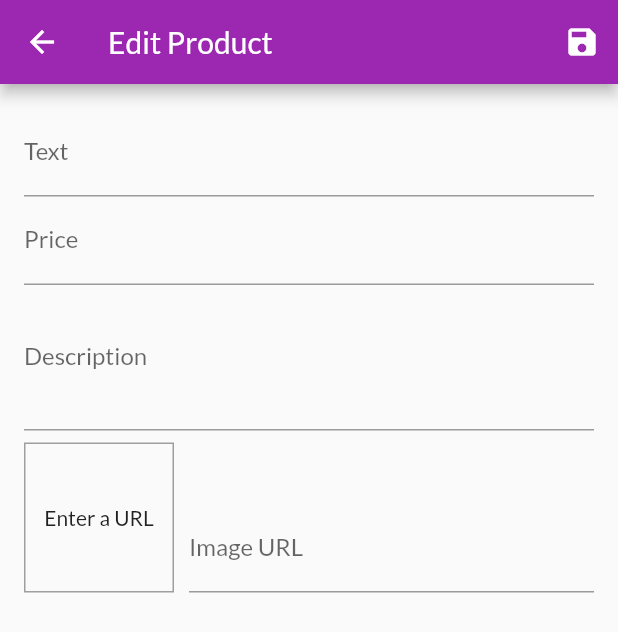
After one commit to wahyutaqdirulaziz/dart-shop, a Flutter app: the EditProductScreen screen opened by its route, on a phone screen of 412 x 824 dp. The commit adds this screen. Shown: the top 632 px of the screen. Run offline on Flutter 3.47's test engine with Material 2 defaults, Android fonts, the phone set to English and light mode, and no system bars; network calls fail.

Commit message:
Form & TextFormField widgets, FocusNode & GlobalKey classes

```diff
--- a/lib/main.dart
+++ b/lib/main.dart
@@ -5,9 +5,11 @@ import 'providers/cart.dart';
 import 'providers/orders.dart';
 import 'providers/products.dart';
 import 'screens/cart_screen.dart';
+import 'screens/edit_product_screen.dart';
 import 'screens/orders_screen.dart';
 import 'screens/product_detail_screen.dart';
 import 'screens/products_overview_screen.dart';
+import 'screens/user_products_screen.dart';
 
 void main() => runApp(MyApp());
 
@@ -32,6 +34,8 @@ class MyApp extends StatelessWidget {
           ProductDetailScreen.routeName: (_) => ProductDetailScreen(),
           CartScreen.routeName: (_) => CartScreen(),
           OrdersScreen.routeName: (_) => OrdersScreen(),
+          UserProductsScreen.routeName: (_) => UserProductsScreen(),
+          EditProductScreen.routeName: (_) => EditProductScreen(),
         },
       ),
     );
--- a/lib/providers/products.dart
+++ b/lib/providers/products.dart
@@ -35,6 +35,8 @@ class Products with ChangeNotifier {
 
   List<Product> get products => [..._products];
 
+  int get productsCount => _products.length;
+
   List<Product> get favoriteProducts {
     return _products.where((product) => product.isFavorite).toList();
   }
--- /dev/null
+++ b/lib/screens/edit_product_screen.dart
@@ -0,0 +1,140 @@
+import 'package:flutter/material.dart';
+
+import '../providers/product.dart';
+
+class EditProductScreen extends StatefulWidget {
+  static const routeName = '/edit-product';
+
+  @override
+  _EditProductScreenState createState() => _EditProductScreenState();
+}
+
+class _EditProductScreenState extends State<EditProductScreen> {
+  final _priceFocusNode = FocusNode();
+  final _descriptionFocusNode = FocusNode();
+  final _imageUrlFocusNode = FocusNode();
+  final _imageUrlController = TextEditingController();
+  final _form = GlobalKey<FormState>();
+  final _inputs = {'title': '', 'description': '', 'price': '', 'imageUrl': ''};
+  Product _editedProduct;
+
+  @override
+  void initState() {
+    super.initState();
+    _imageUrlFocusNode.addListener(_updateImageUrl);
+  }
+
+  @override
+  void dispose() {
+    super.dispose();
+    _priceFocusNode.dispose();
+    _descriptionFocusNode.dispose();
+    _imageUrlFocusNode.removeListener(_updateImageUrl);
+    _imageUrlFocusNode.dispose();
+    _imageUrlController.dispose();
+  }
+
+  void _updateImageUrl() {
+    if (!_imageUrlFocusNode.hasFocus) {
+      setState(() {});
+    }
+  }
+
+  void _saveForm() {
+    _form.currentState.save();
+    _editedProduct = Product(
+      title: _inputs['title'],
+      description: _inputs['description'],
+      price: double.parse(_inputs['price']),
+      imageUrl: _inputs['imageUrl'],
+    );
+
+    print(_editedProduct.title);
+    print(_editedProduct.description);
+    print(_editedProduct.price);
+    print(_editedProduct.imageUrl);
+  }
+
+  @override
+  Widget build(BuildContext context) {
+    return Scaffold(
+      appBar: AppBar(
+        title: const Text('Edit Product'),
+        actions: [
+          IconButton(
+            icon: const Icon(Icons.save),
+            onPressed: _saveForm,
+          ),
+        ],
+      ),
+      body: Padding(
+        padding: const EdgeInsets.all(16),
+        child: Form(
+          key: _form,
+          child: SingleChildScrollView(
+            child: Column(
+              children: [
+                TextFormField(
+                  decoration: const InputDecoration(labelText: 'Text'),
+                  textInputAction: TextInputAction.next,
+                  onFieldSubmitted: (_) {
+                    FocusScope.of(context).requestFocus(_priceFocusNode);
+                  },
+                  onSaved: (value) => _inputs['title'] = value,
+                ),
+                TextFormField(
+                  decoration: const InputDecoration(labelText: 'Price'),
+                  textInputAction: TextInputAction.next,
+                  keyboardType: TextInputType.number,
+                  focusNode: _priceFocusNode,
+                  onFieldSubmitted: (_) {
+                    FocusScope.of(context).requestFocus(_descriptionFocusNode);
+                  },
+                  onSaved: (value) => _inputs['price'] = value,
+                ),
+                TextFormField(
+                  decoration: const InputDecoration(labelText: 'Description'),
+                  maxLines: 3,
+                  keyboardType: TextInputType.multiline,
+                  focusNode: _descriptionFocusNode,
+                  onSaved: (value) => _inputs['description'] = value,
+                ),
+                Row(
+                  crossAxisAlignment: CrossAxisAlignment.end,
+                  children: [
+                    Container(
+                      width: 100,
+                      height: 100,
+                      margin: const EdgeInsets.only(top: 8, right: 10),
+                      decoration: BoxDecoration(border: Border.all(color: Colors.grey)),
+                      alignment: Alignment.center,
+                      child: _imageUrlController.text.isEmpty
+                          ? const Text('Enter a URL')
+                          : FittedBox(
+                              child: Image.network(
+                                _imageUrlController.text,
+                                fit: BoxFit.cover,
+                              ),
+                            ),
+                    ),
+                    Expanded(
+                      child: TextFormField(
+                        decoration: const InputDecoration(labelText: 'Image URL'),
+                        keyboardType: TextInputType.url,
+                        textInputAction: TextInputAction.done,
+                        controller: _imageUrlController,
+                        focusNode: _imageUrlFocusNode,
+                        onFieldSubmitted: (_) => _saveForm(),
+                        onSaved: (value) => _inputs['imageUrl'] = value,
+                      ),
+                    ),
+                  ],
+                ),
+              ],
+            ),
+          ),
+        ),
+      ),
+    );
+  }
+}
```
Also changed, not shown: lib/screens/user_products_screen.dart (added, +50 -0 lines), lib/widgets/app_drawer.dart (+11 -1 lines), lib/widgets/user_product_item.dart (added, +33 -0 lines).
